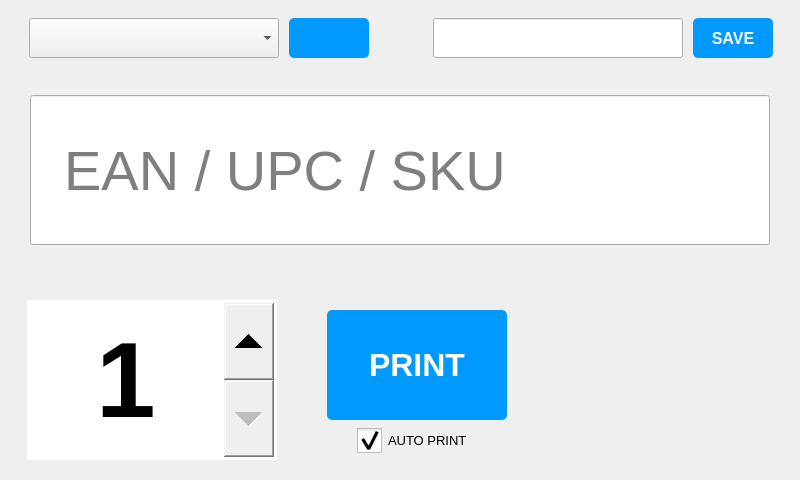
Baanaaana/barcode-pi, file barcode-pi/neo_bar.ui: the form before one commit.
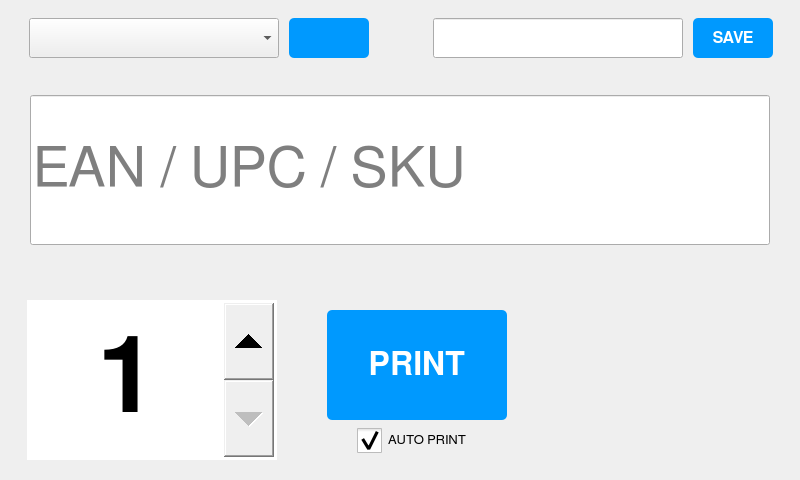
The form after the commit. Icons and pictures are not drawn. Custom widgets are drawn as their Qt base class.

Diff of the .ui file:
```diff
--- a/barcode-pi/neo_bar.ui
+++ b/barcode-pi/neo_bar.ui
@@ -151,7 +151,7 @@
           </property>
           <property name="font">
            <font>
-            <family>Arial</family>
+            <family>FreeSans</family>
             <pointsize>24</pointsize>
             <weight>75</weight>
             <bold>true</bold>
@@ -196,7 +196,7 @@
           </property>
           <property name="font">
            <font>
-            <family>Arial</family>
+            <family>FreeSans</family>
             <pointsize>80</pointsize>
             <weight>75</weight>
             <bold>true</bold>
@@ -257,10 +257,10 @@
           </property>
           <property name="font">
            <font>
-            <family>Arial</family>
+            <family>FreeSans</family>
             <pointsize>10</pointsize>
             <weight>50</weight>
-            <bold>true</bold>
+            <bold>false</bold>
            </font>
           </property>
           <property name="styleSheet">
@@ -380,11 +380,11 @@
        </property>
        <property name="font">
         <font>
-         <family>Arial</family>
+         <family>FreeSans</family>
          <pointsize>42</pointsize>
          <weight>50</weight>
          <italic>false</italic>
-         <bold>true</bold>
+         <bold>false</bold>
          <strikeout>false</strikeout>
          <kerning>false</kerning>
         </font>
@@ -411,7 +411,7 @@
         <bool>false</bool>
        </property>
        <property name="placeholderText">
-        <string>  EAN / UPC / SKU</string>
+        <string>EAN / UPC / SKU</string>
        </property>
       </widget>
      </widget>
@@ -523,7 +523,7 @@
           </property>
           <property name="font">
            <font>
-            <family>Arial</family>
+            <family>FreeSans</family>
             <pointsize>12</pointsize>
             <weight>75</weight>
             <bold>true</bold>
```
Left out of the diff: 12 changed lines with no effect on the pictures.
